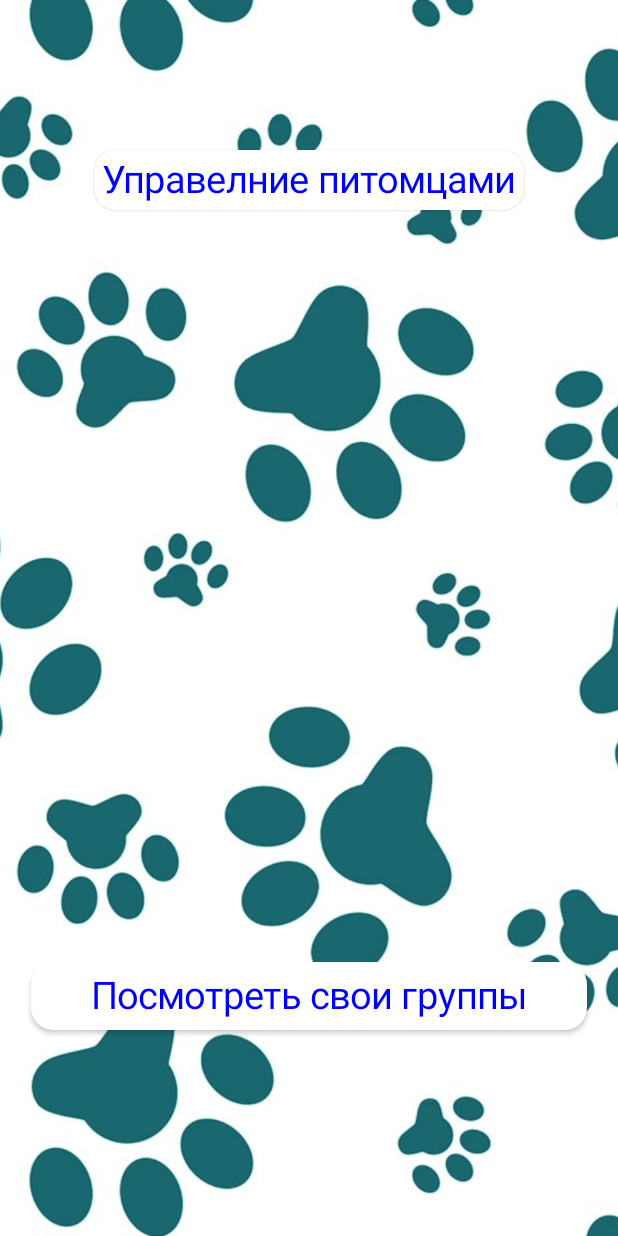
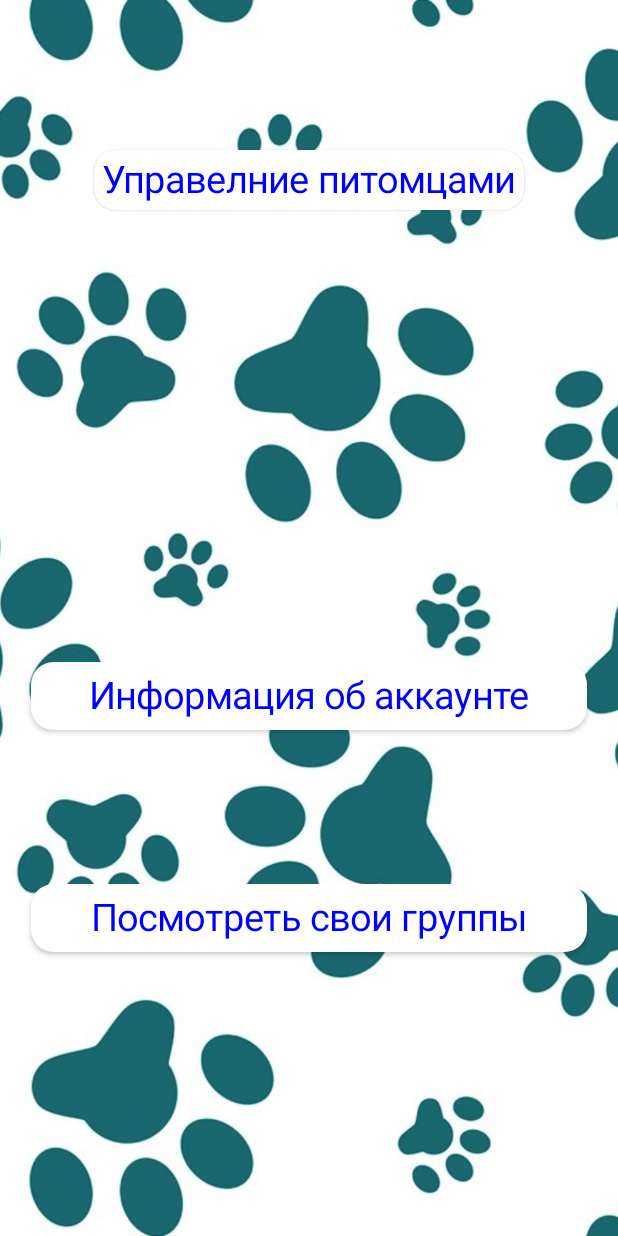
Before and after one commit to R1mok/mephi-diploma, an Android app built with Jetpack Compose: the @Preview function MainScreenPreview, on a phone screen of 412 x 824 dp. Run offline under Robolectric (Android 15) with nearby library versions, the phone set to English and light mode, and no system bars; network calls fail.

Commit message:
Add navigation with args token, UserAccount screen

```diff
--- a/app/src/main/java/com/example/petschedule/composables/LoginPage.kt
+++ b/app/src/main/java/com/example/petschedule/composables/LoginPage.kt
@@ -181,7 +181,8 @@ fun authLogin(
             val obj = JSONObject(response)
             user.value.token = obj.getString("token")
             Log.d("MyLog", "Token: ${user.value.token}")
-            navController.navigate(Screen.MainScreen.route)
+            navController
+                .navigate(Screen.MainScreen.withArgs(user.value.token))
         },
         { error ->
             val resp = error.networkResponse
@@ -191,7 +192,8 @@ fun authLogin(
             else
                 statusCode = resp.statusCode
             Log.d("MyLog", "Error: $statusCode")
-            navController.navigate(Screen.WrongCredentials.withArgs(statusCode.toString()))
+            navController
+                .navigate(Screen.WrongCredentials.withArgs(statusCode.toString()))
         }) {
         override fun getBodyContentType(): String {
             return "application/json"
--- a/app/src/main/java/com/example/petschedule/composables/MainScreen.kt
+++ b/app/src/main/java/com/example/petschedule/composables/MainScreen.kt
@@ -20,6 +20,7 @@ import androidx.compose.ui.unit.sp
 import androidx.navigation.NavController
 import androidx.navigation.compose.rememberNavController
 import com.example.petschedule.R
+import com.example.petschedule.entities.User
 
 @Preview
 @Composable
@@ -30,12 +31,12 @@ fun MainScreenPreview() {
             painter = painterResource(id = R.drawable.background),
             contentScale = ContentScale.Crop
         )) {
-        MainScreen(navController = rememberNavController())
+        MainScreen(navController = rememberNavController(), "")
     }
 }
 
 @Composable
-fun MainScreen(navController: NavController) {
+fun MainScreen(navController: NavController, token : String) {
 
     Column(
         modifier = Modifier
@@ -57,10 +58,29 @@ fun MainScreen(navController: NavController) {
         }
         Button(
             modifier = Modifier
-                .offset(y = 600.dp)
+                .offset(y = 400.dp)
                 .fillMaxWidth(0.9f),
             onClick = {
-                navController.navigate(Screen.MyGroups.route)
+                navController.navigate(Screen.UserAccount.withArgs(token))
+            },
+            shape = RoundedCornerShape(15.dp),
+            colors = ButtonDefaults.buttonColors(
+                backgroundColor = Color.White,
+                contentColor = Color.Gray
+            ),
+
+            ) {
+            Text(
+                text = "Информация об аккаунте",
+                style = TextStyle(fontSize = 25.sp, color = Color.Blue)
+            )
+        }
+        Button(
+            modifier = Modifier
+                .offset(y = 500.dp)
+                .fillMaxWidth(0.9f),
+            onClick = {
+                navController.navigate(Screen.MyGroups.withArgs(token))
             },
             shape = RoundedCornerShape(15.dp),
             colors = ButtonDefaults.buttonColors(
--- a/app/src/main/java/com/example/petschedule/composables/Screen.kt
+++ b/app/src/main/java/com/example/petschedule/composables/Screen.kt
@@ -15,4 +15,5 @@ sealed class Screen(val route : String) {
             }
         }
     }
+    object UserAccount : Screen("user_account")
 }
```
Also changed, not shown: app/src/main/java/com/example/petschedule/Navigation.kt (+41 -9 lines), app/src/main/java/com/example/petschedule/composables/MyGroups.kt (+21 -3 lines), app/src/main/java/com/example/petschedule/composables/UserAccount.kt (added, +36 -0 lines).
